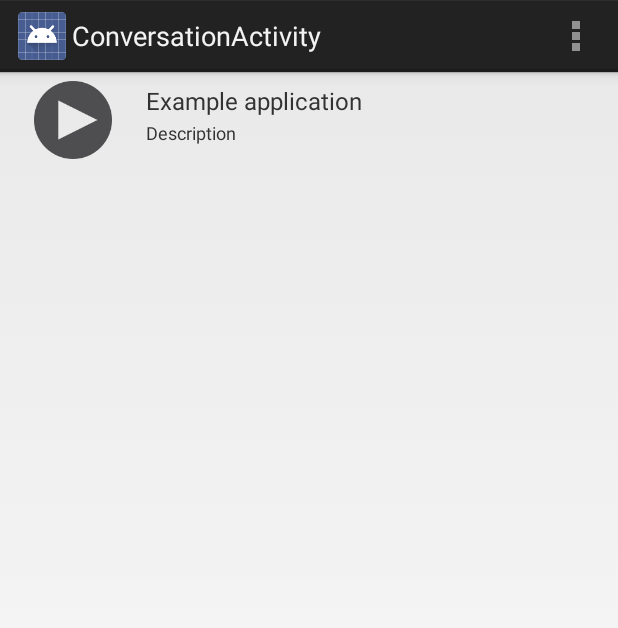
After one commit to oskarjonefors/Sikkr, an Android app: the ConversationActivity screen opened directly, with no data from a screen before it, on a phone screen of 412 x 824 dp. The commit adds this screen. Shown: the top 628 px of the screen. Run offline under Robolectric (Android 15) with nearby library versions, the phone set to English and light mode, and no system bars.

Commit message:
Started working on contact conversation

```diff
--- a/app/src/main/AndroidManifest.xml
+++ b/app/src/main/AndroidManifest.xml
@@ -32,11 +32,15 @@
         </activity>
         <activity
             android:name=".frontend.ContactGridActivity"
-            android:label="contact_grid_activity">
+            android:label="contact_grid_activity" >
         </activity>
         <activity
             android:name=".frontend.SMS_Activity"
-            android:label="Sms">
+            android:label="Sms" >
+        </activity>
+        <activity
+            android:name=".frontend.ConversationActivity"
+            android:label="@string/title_activity_conversation" >
         </activity>
     </application>
 
--- /dev/null
+++ b/app/src/main/java/edu/chalmers/sikkr/frontend/ConversationActivity.java
@@ -0,0 +1,36 @@
+package edu.chalmers.sikkr.frontend;
+
+import android.app.Activity;
+import android.os.Bundle;
+import android.view.Menu;
+import android.view.MenuItem;
+import edu.chalmers.sikkr.R;
+
+public class ConversationActivity extends Activity {
+
+    @Override
+    protected void onCreate(Bundle savedInstanceState) {
+        super.onCreate(savedInstanceState);
+        setContentView(R.layout.activity_conversation);
+    }
+
+
+    @Override
+    public boolean onCreateOptionsMenu(Menu menu) {
+        // Inflate the menu; this adds items to the action bar if it is present.
+        getMenuInflater().inflate(R.menu.conversation, menu);
+        return true;
+    }
+
+    @Override
+    public boolean onOptionsItemSelected(MenuItem item) {
+        // Handle action bar item clicks here. The action bar will
+        // automatically handle clicks on the Home/Up button, so long
+        // as you specify a parent activity in AndroidManifest.xml.
+        int id = item.getItemId();
+        if (id == R.id.action_settings) {
+            return true;
+        }
+        return super.onOptionsItemSelected(item);
+    }
+}
--- /dev/null
+++ b/app/src/main/res/layout/activity_conversation.xml
@@ -0,0 +1,40 @@
+<RelativeLayout xmlns:android="http://schemas.android.com/apk/res/android"
+    android:layout_width="fill_parent"
+    android:layout_height="?android:attr/listPreferredItemHeight"
+    android:padding="6dip" >
+
+    <ImageView
+        android:id="@+id/icon"
+        android:layout_width="wrap_content"
+        android:layout_height="fill_parent"
+        android:layout_alignParentBottom="true"
+        android:layout_alignParentTop="true"
+        android:layout_marginRight="6dip"
+        android:contentDescription="TODO"
+        android:src="@drawable/PLay" />
+
+    <TextView
+        android:id="@+id/secondLine"
+        android:layout_width="fill_parent"
+        android:layout_height="26dip"
+        android:layout_alignParentBottom="true"
+        android:layout_alignParentRight="true"
+        android:layout_toRightOf="@id/icon"
+        android:ellipsize="marquee"
+        android:singleLine="true"
+        android:text="Description"
+        android:textSize="12sp" />
+
+    <TextView
+        android:layout_width="fill_parent"
+        android:layout_height="wrap_content"
+        android:layout_above="@id/secondLine"
+        android:layout_alignParentRight="true"
+        android:layout_alignParentTop="true"
+        android:layout_alignWithParentIfMissing="true"
+        android:layout_toRightOf="@id/icon"
+        android:gravity="center_vertical"
+        android:text="Example application"
+        android:textSize="16sp" />
+
+</RelativeLayout>
--- /dev/null
+++ b/app/src/main/res/menu/conversation.xml
@@ -0,0 +1,8 @@
+<menu xmlns:android="http://schemas.android.com/apk/res/android"
+    xmlns:tools="http://schemas.android.com/tools"
+    tools:context="edu.chalmers.sikkr.frontend.ConversationActivity" >
+    <item android:id="@+id/action_settings"
+        android:title="@string/action_settings"
+        android:orderInCategory="100"
+        android:showAsAction="never" />
+</menu>
--- a/app/src/main/res/values/strings.xml
+++ b/app/src/main/res/values/strings.xml
@@ -8,5 +8,6 @@
     <string name="favCont">Fav. Contact</string>
     <string name="contBook">ContactBook</string>
     <string name="message">Message</string>
+    <string name="title_activity_conversation">ConversationActivity</string>
 
 </resources>
```
Also changed, not shown: app/src/main/res/drawable-hdpi/PLay.png (added), 1 other file.
